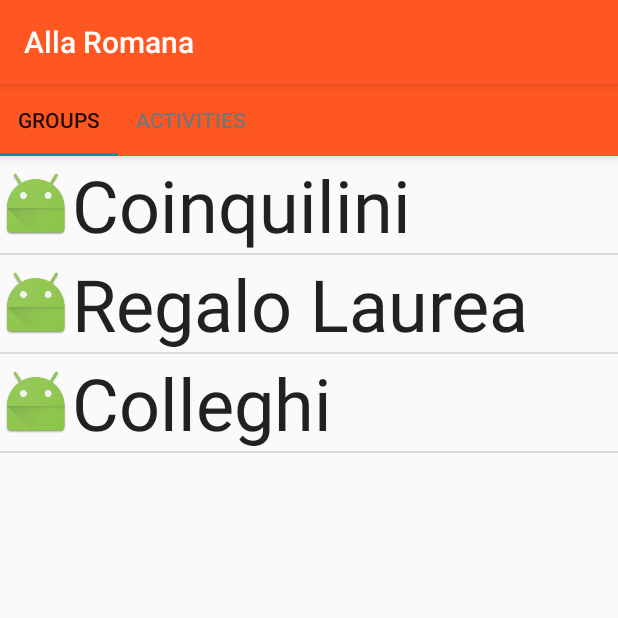
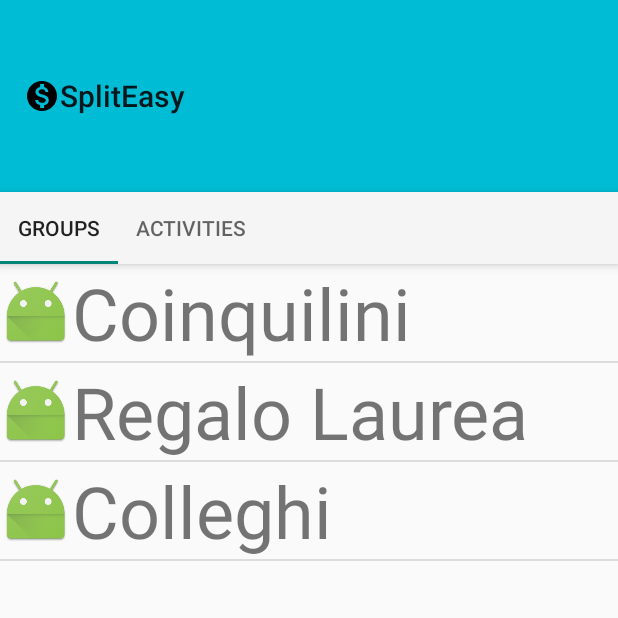
Before and after one commit to sia4/MAD_Project_Group21_2017, an Android app: the screen it shows after launch (MainActivity), on a phone screen of 412 x 824 dp, the top half of it. Run offline under Robolectric (Android 15) with nearby library versions, the phone set to English and light mode, and no system bars.

Commit message:
Modifiche per la Toolbar

```diff
--- a/app/src/main/AndroidManifest.xml
+++ b/app/src/main/AndroidManifest.xml
@@ -7,7 +7,7 @@
         android:icon="@mipmap/ic_launcher"
         android:label="@string/app_name"
         android:supportsRtl="true"
-        android:theme="@style/AppTheme">
+        android:theme="@style/Theme.AppCompat.Light.NoActionBar">
         <activity android:name=".MainActivity">
             <intent-filter>
                 <action android:name="android.intent.action.MAIN" />
--- a/app/src/main/java/it/polito/mad/mad_app/MainActivity.java
+++ b/app/src/main/java/it/polito/mad/mad_app/MainActivity.java
@@ -1,22 +1,22 @@
 package it.polito.mad.mad_app;
 
 import android.content.Intent;
-import android.database.Cursor;
+import android.os.Bundle;
 import android.support.v7.app.AppCompatActivity;
-import android.os.Bundle;
+import android.support.v7.widget.Toolbar;
 import android.view.View;
 import android.view.ViewGroup;
 import android.widget.AdapterView;
 import android.widget.BaseAdapter;
 import android.widget.ListView;
 import android.widget.TextView;
-import android.widget.Toast;
 
 import java.util.ArrayList;
 
 public class MainActivity extends AppCompatActivity {
 
     class Group {
+
         private String name;
         private ArrayList<String> expenses;
 
@@ -38,9 +38,17 @@ public class MainActivity extends AppCompatActivity {
 
     @Override
     protected void onCreate(Bundle savedInstanceState) {
+
         super.onCreate(savedInstanceState);
         setContentView(R.layout.activity_main);
+
+        Toolbar myToolbar = (Toolbar) findViewById(R.id.my_toolbar);
+        setSupportActionBar(myToolbar);
+        getSupportActionBar().setTitle("SplitEasy");
+        getSupportActionBar().setLogo(R.drawable.ic_monetization_on_black_24dp);
+
         lv = (ListView) findViewById(R.id.lv);
+
         Group di = new Group("Coinquilini");
         data.add(di);
         di = new Group("Regalo Laurea");
@@ -49,6 +57,7 @@ public class MainActivity extends AppCompatActivity {
         data.add(di);
 
         BaseAdapter a=new BaseAdapter() {
+
             @Override
             public int getCount() {
                 return data.size();
@@ -66,10 +75,11 @@ public class MainActivity extends AppCompatActivity {
 
             @Override
             public View getView(int position, View convertView, ViewGroup parent) {
+
                 if (convertView==null){
                     convertView=getLayoutInflater().inflate(R.layout.data_item,parent,false);
+                }
 
-                }
                 TextView name=(TextView)convertView.findViewById(R.id.name_tv);
                 Group di=data.get(position);
                 name.setText(di.getName());
@@ -82,6 +92,7 @@ public class MainActivity extends AppCompatActivity {
         lv.setOnItemClickListener(new AdapterView.OnItemClickListener() {
             @Override
             public void onItemClick(AdapterView<?> parent, View view, int position, long id) {
+
                 Intent intent=new Intent(
                         getApplicationContext(),GroupActivity.class
                 );
@@ -95,5 +106,8 @@ public class MainActivity extends AppCompatActivity {
 
             }
         });
+
+
     }
+
 }
--- /dev/null
+++ b/app/src/main/res/drawable/ic_monetization_on_black_24dp.xml
@@ -0,0 +1,9 @@
+<vector xmlns:android="http://schemas.android.com/apk/res/android"
+    android:width="24dp"
+    android:height="24dp"
+    android:viewportWidth="24.0"
+    android:viewportHeight="24.0">
+    <path
+        android:fillColor="#FF000000"
+        android:pathData="M12,2C6.48,2 2,6.48 2,12s4.48,10 10,10 10,-4.48 10,-10S17.52,2 12,2zM13.41,18.09L13.41,20h-2.67v-1.93c-1.71,-0.36 -3.16,-1.46 -3.27,-3.4h1.96c0.1,1.05 0.82,1.87 2.65,1.87 1.96,0 2.4,-0.98 2.4,-1.59 0,-0.83 -0.44,-1.61 -2.67,-2.14 -2.48,-0.6 -4.18,-1.62 -4.18,-3.67 0,-1.72 1.39,-2.84 3.11,-3.21L10.74,4h2.67v1.95c1.86,0.45 2.79,1.86 2.85,3.39L14.3,9.34c-0.05,-1.11 -0.64,-1.87 -2.22,-1.87 -1.5,0 -2.4,0.68 -2.4,1.64 0,0.84 0.65,1.39 2.67,1.91s4.18,1.39 4.18,3.91c-0.01,1.83 -1.38,2.83 -3.12,3.16z" />
+</vector>
--- a/app/src/main/res/layout/activity_main.xml
+++ b/app/src/main/res/layout/activity_main.xml
@@ -1,12 +1,20 @@
 <?xml version="1.0" encoding="utf-8"?>
 <RelativeLayout xmlns:android="http://schemas.android.com/apk/res/android"
-    xmlns:tools="http://schemas.android.com/tools"
     xmlns:app="http://schemas.android.com/apk/res-auto"
     android:layout_width="match_parent"
     android:layout_height="match_parent">
 
+    <android.support.v7.widget.Toolbar
+
+        android:id="@+id/my_toolbar"
+        android:minHeight="?android:attr/actionBarSize"
+        android:background="@color/colorPrimary"
+        android:layout_width="match_parent"
+        android:layout_height="128dp" />
+
     <android.support.design.widget.AppBarLayout
         android:id="@+id/appbar"
+        android:layout_below="@+id/my_toolbar"
         android:layout_height="wrap_content"
         android:layout_width="match_parent">
 
@@ -27,8 +35,10 @@
                 android:text="Activities"/>
 
         </android.support.design.widget.TabLayout>
+
     </android.support.design.widget.AppBarLayout>
-        <ListView
+
+    <ListView
             android:id="@+id/lv"
             android:layout_width="match_parent"
             android:layout_height="match_parent"
@@ -36,4 +46,5 @@
             android:textSize="32sp"
             android:layout_alignParentLeft="true"
             android:layout_alignParentStart="true" />
+
 </RelativeLayout>
--- a/app/src/main/res/values/colors.xml
+++ b/app/src/main/res/values/colors.xml
@@ -1,9 +1,9 @@
 <?xml version="1.0" encoding="utf-8"?>
 <resources>
-<color name="colorPrimary">#FF5722</color>
-<color name="colorPrimaryDark">#E64A19</color>
-<color name="colorPrimaryLight">#FFCCBC</color>
-<color name="colorAccent">#009688</color>
+    <color name="colorPrimary">#00BCD4</color>
+    <color name="colorPrimaryDark">#006064</color>
+    <color name="colorPrimaryLight">#E0F7FA</color>
+    <color name="colorAccent">#FFC107</color>
 <color name="colorPrimaryText">#212121</color>
 <color name="colorSecondaryText">#757575</color>
 <color name="icons">#FFFFFF</color>
--- a/app/src/main/res/values/styles.xml
+++ b/app/src/main/res/values/styles.xml
@@ -1,7 +1,7 @@
 <resources>
 
     <!-- Base application theme. -->
-    <style name="AppTheme" parent="Theme.AppCompat.Light.DarkActionBar">
+    <style name="AppTheme" parent="Theme.AppCompat.Light.NoActionBar">
         <!-- Customize your theme here. -->
         <item name="colorPrimary">@color/colorPrimary</item>
         <item name="colorPrimaryDark">@color/colorPrimaryDark</item>
@@ -9,6 +9,20 @@
         <item name="android:textColor">@color/colorPrimaryText</item>
         <item name="android:textColorSecondary">@color/colorSecondaryText</item>
         <item name="android:textSize">32sp</item>
+    </style>
+
+    <style name="ToolbarTheme" parent="ThemeOverlay.AppCompat.Light">
+
+        <item name="android:textColorPrimary">@color/colorPrimaryText</item>
+        <item name="android:textColorSecondary">@color/colorSecondaryText</item>
+
+    </style>
+
+    <style name="PopupTheme" parent="ThemeOverlay.AppCompat.Light">
+
+        <item name="android:textColorPrimary">@color/colorPrimaryText</item>
+        <item name="android:background">@color/colorPrimaryLight</item>
+
     </style>
 
     <style name="AppTheme.NoActionBar">
```
Also changed, not shown: app/src/main/res/drawable/ic_delete_black_24dp.xml (added, +9 -0 lines), app/src/main/res/drawable/ic_settings_black_24dp.xml (added, +9 -0 lines), app/src/main/res/layout-v21/toolbar.xml (added, +22 -0 lines), app/src/main/res/layout/toolbar.xml (added, +18 -0 lines), app/src/main/res/menu/menu_main.xml (added, +28 -0 lines), app/src/main/logo-web.png (added), app/src/main/res/mipmap-hdpi/logo.png (added), app/src/main/res/mipmap-mdpi/logo.png (added), app/src/main/res/mipmap-xhdpi/logo.png (added), app/src/main/res/mipmap-xxhdpi/logo.png (added), app/src/main/res/mipmap-xxxhdpi/logo.png (added).
